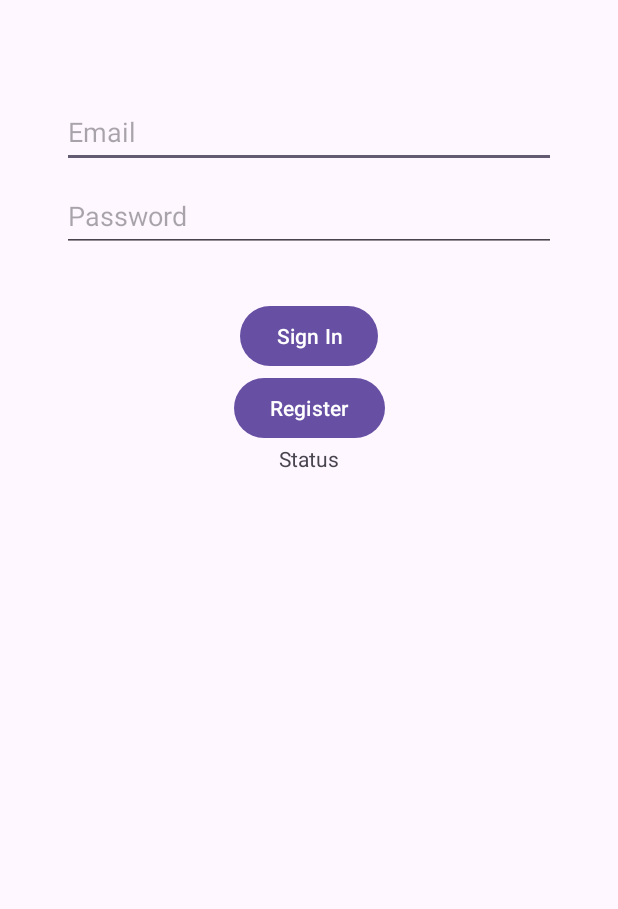
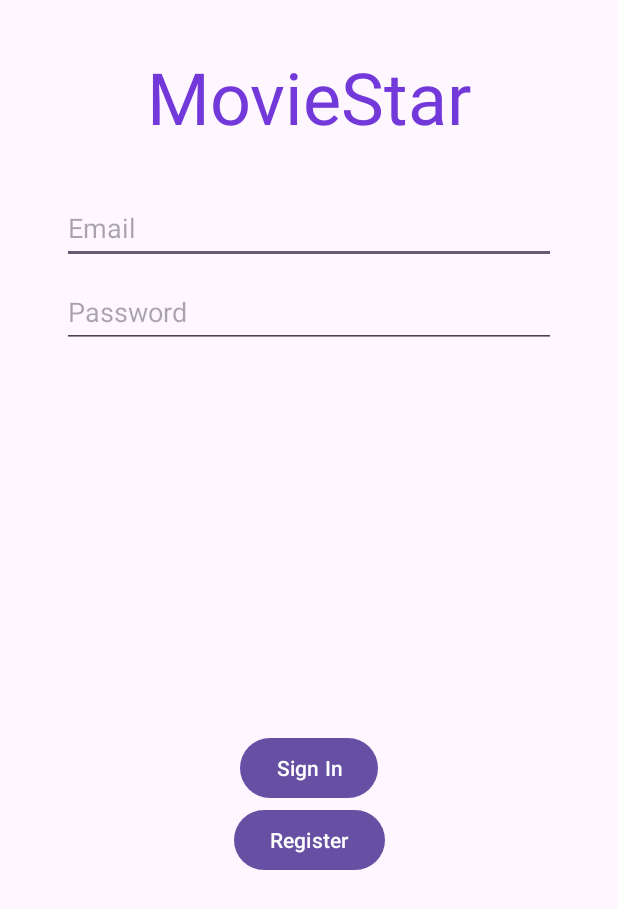
Before and after one commit to Idan17/AndroidMoviesProject, an Android app: the screen it shows after launch (MainActivity), on a phone screen of 412 x 824 dp. Shown: the top 909 px of the screen. Run offline under Robolectric (Android 15) with nearby library versions, the phone set to English and light mode, and no system bars; our stand-ins replace Firebase (no records; nobody signed in at launch, a user with empty details on screens opened directly).

Commit message:
fix: remove status text

```diff
--- a/app/src/main/res/layout/activity_main.xml
+++ b/app/src/main/res/layout/activity_main.xml
@@ -11,7 +11,7 @@
         android:id="@+id/emailEditText"
         android:layout_width="0dp"
         android:layout_height="48dp"
-        android:layout_marginTop="64dp"
+        android:layout_marginTop="128dp"
         android:hint="Email"
         android:inputType="textEmailAddress"
         app:layout_constraintEnd_toEndOf="parent"
@@ -30,11 +30,12 @@
         app:layout_constraintStart_toStartOf="parent"
         app:layout_constraintTop_toBottomOf="@id/emailEditText"
         app:layout_constraintWidth_percent="0.8" />
+
     <Button
         android:id="@+id/signInButton"
         android:layout_width="wrap_content"
         android:layout_height="wrap_content"
-        android:layout_marginTop="32dp"
+        android:layout_marginTop="256dp"
         android:text="Sign In"
         app:layout_constraintEnd_toEndOf="parent"
         app:layout_constraintStart_toStartOf="parent"
@@ -50,12 +51,18 @@
         app:layout_constraintTop_toBottomOf="@id/signInButton" />
 
     <TextView
-        android:id="@+id/statusTextView"
-        android:layout_width="wrap_content"
+        android:id="@+id/titleTextView"
+        android:layout_width="match_parent"
         android:layout_height="wrap_content"
-        android:text="Status"
+        android:layout_marginStart="16dp"
+        android:layout_marginEnd="16dp"
+        android:text="MovieStar"
+        android:textAlignment="center"
+        android:textColor="#7338D9"
+        android:textSize="48sp"
+        app:layout_constraintBottom_toTopOf="@+id/emailEditText"
         app:layout_constraintEnd_toEndOf="parent"
         app:layout_constraintStart_toStartOf="parent"
-        app:layout_constraintTop_toBottomOf="@id/registerButton" />
+        app:layout_constraintTop_toTopOf="parent" />
 
 </androidx.constraintlayout.widget.ConstraintLayout>
```
